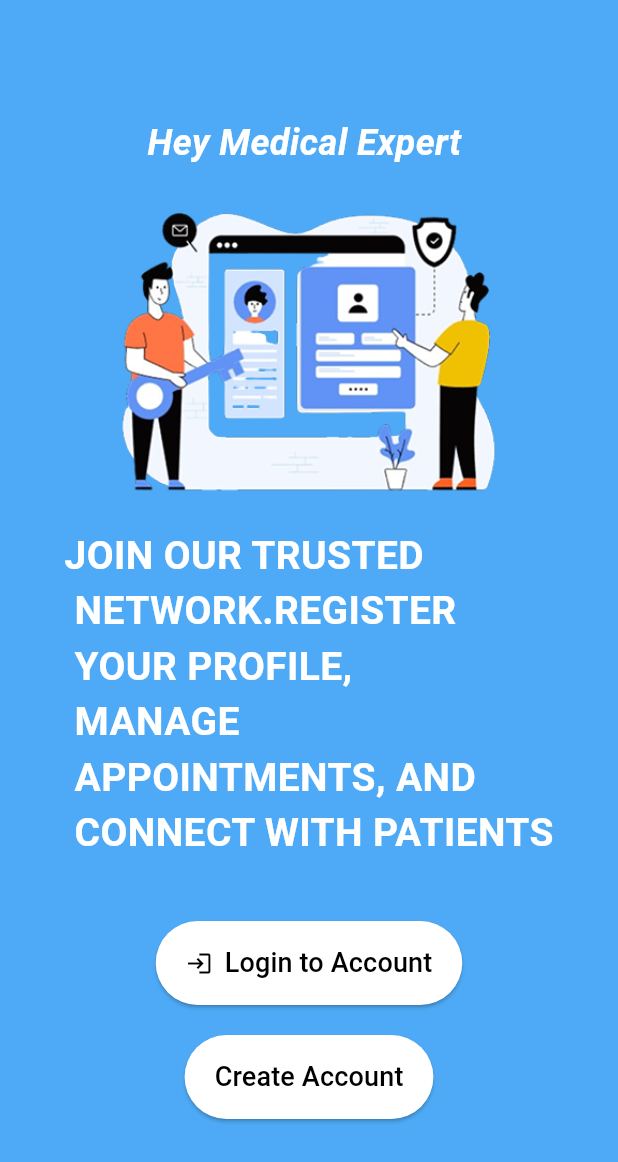
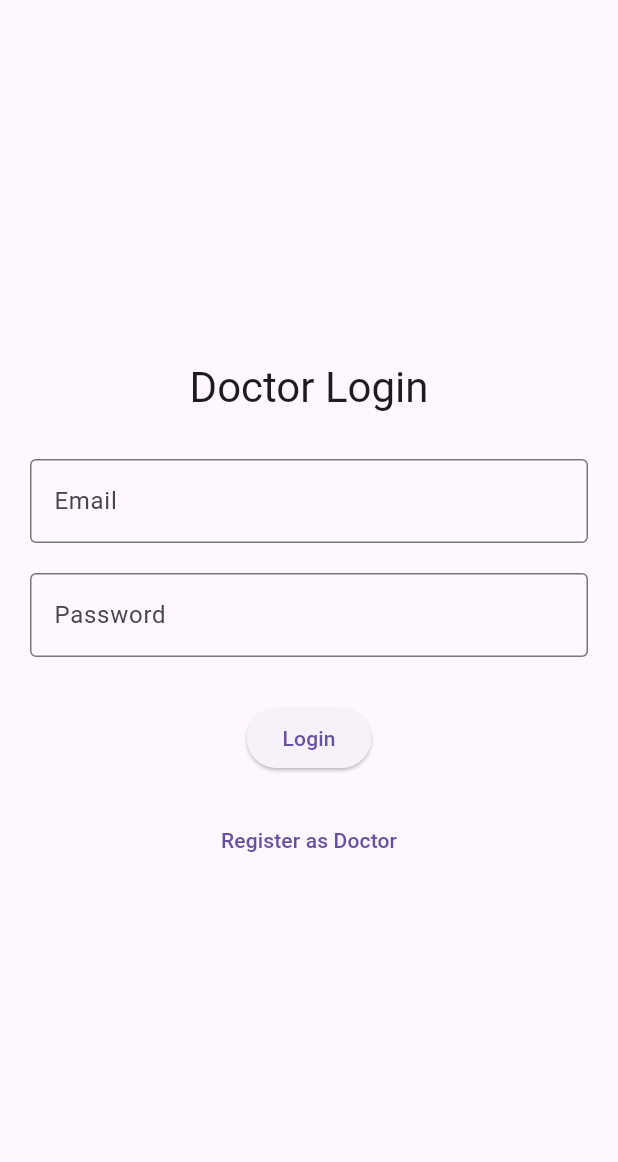
Before and after one commit to kevin-Jobi/VistaCallDoctor, a Flutter app: the screen it shows after launch, after a tap on "Login to Account", on a phone screen of 412 x 824 dp. Shown: the top 1162 px of the screen. Run offline on Flutter 3.47's test engine with Material 3 defaults, Android fonts, the light colour scheme and no system bars; our stand-ins replace bloc, cloud_firestore, equatable, firebase_auth, firebase_core, flutter_bloc and 2 more; missing offline and left inert: cloudinary; accounts and stored records are empty; Roboto replaces fonts that are missing (Agbalumo).

Commit message:
authentication done using mail id and password

```diff
--- /dev/null
+++ b/lib/blocs/doc_auth/doc_auth_bloc.dart
@@ -0,0 +1,70 @@
+import 'package:bloc/bloc.dart';
+import 'package:cloud_firestore/cloud_firestore.dart';
+import 'package:equatable/equatable.dart';
+import 'package:firebase_auth/firebase_auth.dart';
+import 'package:vista_call_doctor/blocs/doc_auth/doc_auth_event.dart';
+import 'package:vista_call_doctor/blocs/doc_auth/doc_auth_state.dart';
+
+
+
+class DoctorAuthBloc extends Bloc<DoctorAuthEvent, DoctorAuthState> {
+  final FirebaseAuth _auth;
+  final FirebaseFirestore _firestore;
+
+  DoctorAuthBloc({
+    required FirebaseAuth auth,
+    required FirebaseFirestore firestore,
+  })  : _auth = auth,
+        _firestore = firestore,
+        super(DoctorAuthInitial()) {
+    on<DoctorLoginRequested>(_onLoginRequested);
+    on<DoctorLogoutRequested>(_onLogoutRequested);
+  }
+
+  Future<void> _onLoginRequested(
+    DoctorLoginRequested event,
+    Emitter<DoctorAuthState> emit,
+  ) async {
+    emit(DoctorAuthLoading());
+    try {
+      // 1. Authenticate with email/password
+      final userCredential = await _auth.signInWithEmailAndPassword(
+        email: event.email,
+        password: event.password,
+      );
+
+      // 2. Check if doctor is approved
+      final doctorDoc = await _firestore
+          .collection('doctors')
+          .doc(userCredential.user!.uid)
+          .get();
+
+      if (!doctorDoc.exists) {
+        await _auth.signOut();
+        emit(DoctorAuthFailure('Doctor record not found'));
+        return;
+      }
+
+      final status = doctorDoc.data()?['verificationStatus'] ?? 'pending';
+      if (status != 'approved') {
+        await _auth.signOut();
+        emit(DoctorAuthFailure('Account not approved by admin yet'));
+        return;
+      }
+
+      emit(DoctorAuthSuccess(userCredential.user!));
+    } on FirebaseAuthException catch (e) {
+      emit(DoctorAuthFailure(e.message ?? 'Authentication failed'));
+    } catch (e) {
+      emit(DoctorAuthFailure(e.toString()));
+    }
+  }
+
+  Future<void> _onLogoutRequested(
+    DoctorLogoutRequested event,
+    Emitter<DoctorAuthState> emit,
+  ) async {
+    await _auth.signOut();
+    emit(DoctorAuthInitial());
+  }
+}
--- /dev/null
+++ b/lib/blocs/doc_auth/doc_auth_event.dart
@@ -0,0 +1,22 @@
+// part of 'doctor_auth_bloc.dart';
+
+import 'package:equatable/equatable.dart';
+
+abstract class DoctorAuthEvent extends Equatable {
+  const DoctorAuthEvent();
+
+  @override
+  List<Object> get props => [];
+}
+
+class DoctorLoginRequested extends DoctorAuthEvent {
+  final String email;
+  final String password;
+
+  const DoctorLoginRequested(this.email, this.password);
+
+  @override
+  List<Object> get props => [email, password];
+}
+
+class DoctorLogoutRequested extends DoctorAuthEvent {}
--- /dev/null
+++ b/lib/blocs/doc_auth/doc_auth_state.dart
@@ -0,0 +1,34 @@
+// part of 'doctor_auth_bloc.dart';
+
+
+import 'package:equatable/equatable.dart';
+import 'package:firebase_auth/firebase_auth.dart';
+
+abstract class DoctorAuthState extends Equatable {
+  const DoctorAuthState();
+
+  @override
+  List<Object> get props => [];
+}
+
+class DoctorAuthInitial extends DoctorAuthState {}
+
+class DoctorAuthLoading extends DoctorAuthState {}
+
+class DoctorAuthSuccess extends DoctorAuthState {
+  final User user;
+
+  const DoctorAuthSuccess(this.user);
+
+  @override
+  List<Object> get props => [user];
+}
+
+class DoctorAuthFailure extends DoctorAuthState {
+  final String error;
+
+  const DoctorAuthFailure(this.error);
+
+  @override
+  List<Object> get props => [error];
+}
--- a/lib/main.dart
+++ b/lib/main.dart
@@ -57,6 +57,7 @@ import 'package:flutter_bloc/flutter_bloc.dart';
 import 'package:image_picker/image_picker.dart';
 import 'package:vista_call_doctor/blocs/ImagePicker/image_picker_bloc.dart';
 import 'package:vista_call_doctor/blocs/auth/auth_bloc.dart';
+import 'package:vista_call_doctor/blocs/doc_auth/doc_auth_bloc.dart';
 import 'package:vista_call_doctor/blocs/onboarding/onboarding_bloc.dart';
 import 'package:vista_call_doctor/config.dart';
 import 'package:vista_call_doctor/firebase_options.dart';
@@ -108,6 +109,7 @@ class MyApp extends StatelessWidget {
             cloudinary: CloudinaryService(),
           ),
         ),
+        BlocProvider(create: (context)=>DoctorAuthBloc(auth: FirebaseAuth.instance, firestore: FirebaseFirestore.instance,))
       ],
       child: MaterialApp(
         debugShowCheckedModeBanner: false,
--- /dev/null
+++ b/lib/views/doctor_login_screen.dart
@@ -0,0 +1,108 @@
+import 'package:flutter/material.dart';
+import 'package:flutter_bloc/flutter_bloc.dart';
+import 'package:vista_call_doctor/blocs/doc_auth/doc_auth_bloc.dart';
+import 'package:vista_call_doctor/blocs/doc_auth/doc_auth_event.dart';
+import 'package:vista_call_doctor/blocs/doc_auth/doc_auth_state.dart';
+import 'package:vista_call_doctor/views/appointment_screen.dart';
+
+
+class DoctorLoginScreen extends StatelessWidget {
+  final _emailController = TextEditingController();
+  final _passwordController = TextEditingController();
+  final _formKey = GlobalKey<FormState>();
+
+  DoctorLoginScreen({super.key});
+
+  @override
+  Widget build(BuildContext context) {
+    return BlocListener<DoctorAuthBloc, DoctorAuthState>(
+      listener: (context, state) {
+        if (state is DoctorAuthSuccess) {
+          Navigator.pushReplacement(
+            context,
+            MaterialPageRoute(builder: (_) => AppointmentScreen()),
+          );
+        }
+        if (state is DoctorAuthFailure) {
+          ScaffoldMessenger.of(context).showSnackBar(
+            SnackBar(content: Text(state.error)),
+          );
+        }
+      },
+      child: Scaffold(
+        body: Padding(
+          padding: const EdgeInsets.all(20.0),
+          child: Form(
+            key: _formKey,
+            child: Column(
+              mainAxisAlignment: MainAxisAlignment.center,
+              children: [
+                Text(
+                  'Doctor Login',
+                  style: Theme.of(context).textTheme.headlineMedium,
+                ),
+                const SizedBox(height: 30),
+                TextFormField(
+                  controller: _emailController,
+                  decoration: const InputDecoration(
+                    labelText: 'Email',
+                    border: OutlineInputBorder(),
+                  ),
+                  validator: (value) {
+                    if (value == null || value.isEmpty) {
+                      return 'Please enter email';
+                    }
+                    return null;
+                  },
+                ),
+                const SizedBox(height: 20),
+                TextFormField(
+                  controller: _passwordController,
+                  obscureText: true,
+                  decoration: const InputDecoration(
+                    labelText: 'Password',
+                    border: OutlineInputBorder(),
+                  ),
+                  validator: (value) {
+                    if (value == null || value.isEmpty) {
+                      return 'Please enter password';
+                    }
+                    return null;
+                  },
+                ),
+                const SizedBox(height: 30),
+                BlocBuilder<DoctorAuthBloc, DoctorAuthState>(
+                  builder: (context, state) {
+                    if (state is DoctorAuthLoading) {
+                      return const CircularProgressIndicator();
+                    }
+                    return ElevatedButton(
+                      onPressed: () {
+                        if (_formKey.currentState!.validate()) {
+                          context.read<DoctorAuthBloc>().add(
+                                DoctorLoginRequested(
+                                  _emailController.text.trim(),
+                                  _passwordController.text.trim(),
+                                ),
+                              );
+                        }
+                      },
+                      child: const Text('Login'),
+                    );
+                  },
+                ),
+                const SizedBox(height: 20),
+                TextButton(
+                  onPressed: () {
+                    // Navigate to registration screen
+                  },
+                  child: const Text('Register as Doctor'),
+                ),
+              ],
+            ),
+          ),
+        ),
+      ),
+    );
+  }
+}
--- a/lib/views/welcome_screen.dart
+++ b/lib/views/welcome_screen.dart
@@ -3,6 +3,7 @@ import 'package:flutter_bloc/flutter_bloc.dart';
 import 'package:vista_call_doctor/blocs/auth/auth_bloc.dart';
 import 'package:vista_call_doctor/blocs/auth/auth_state.dart';
 import 'package:vista_call_doctor/view_models/auth_view_model.dart';
+import 'package:vista_call_doctor/views/doctor_login_screen.dart';
 import 'profile_filling.dart';
 
 class WelcomeScreen extends StatelessWidget {
@@ -83,7 +84,13 @@ class WelcomeScreen extends StatelessWidget {
                   const SizedBox(height: 40),
                   ElevatedButton.icon(
                     onPressed: () {
-                      viewModel.signInWithGoogle();
+                      // viewModel.signInWithGoogle();
+                        Navigator.push(
+                        context,
+                        MaterialPageRoute(
+                          builder: (context) =>  DoctorLoginScreen(),
+                        ),
+                      );
                     },
                     icon: const Icon(Icons.login),
                     label: const Text('Login to Account',style: TextStyle(fontSize: 18),),
```
Also changed, not shown: lib/blocs/onboarding/onboarding_bloc.dart (+0 -79 lines), lib/blocs/profile/profile_bloc.dart (+0 -141 lines), lib/views/certificate_screen.dart (+19 -64 lines).
